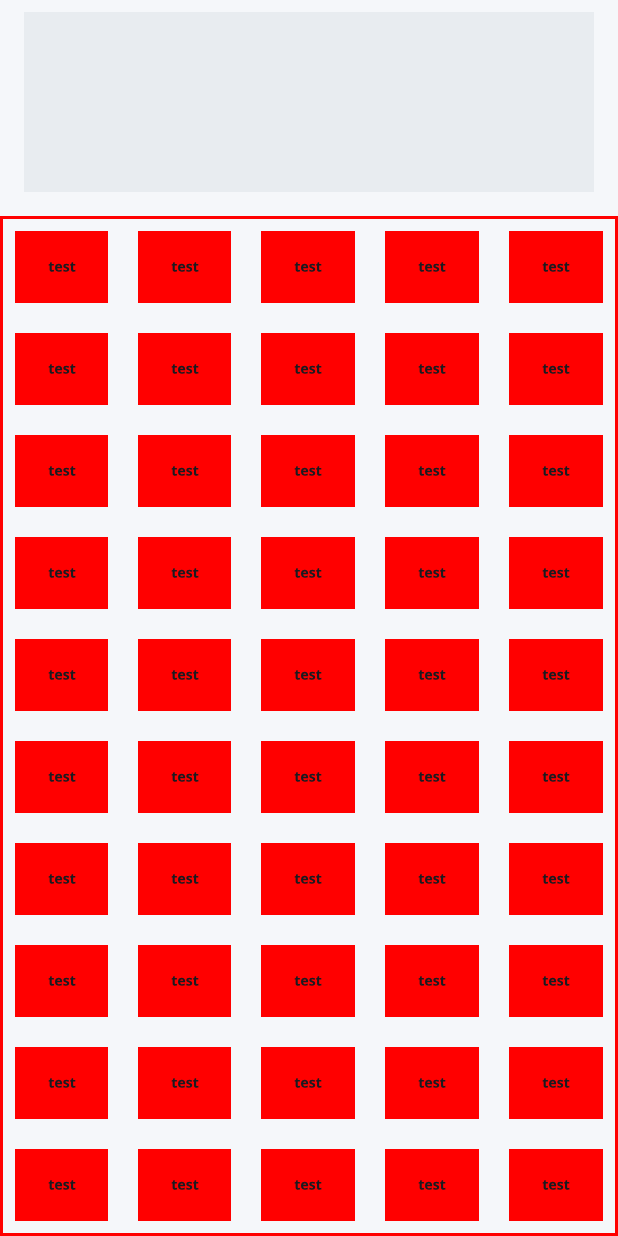
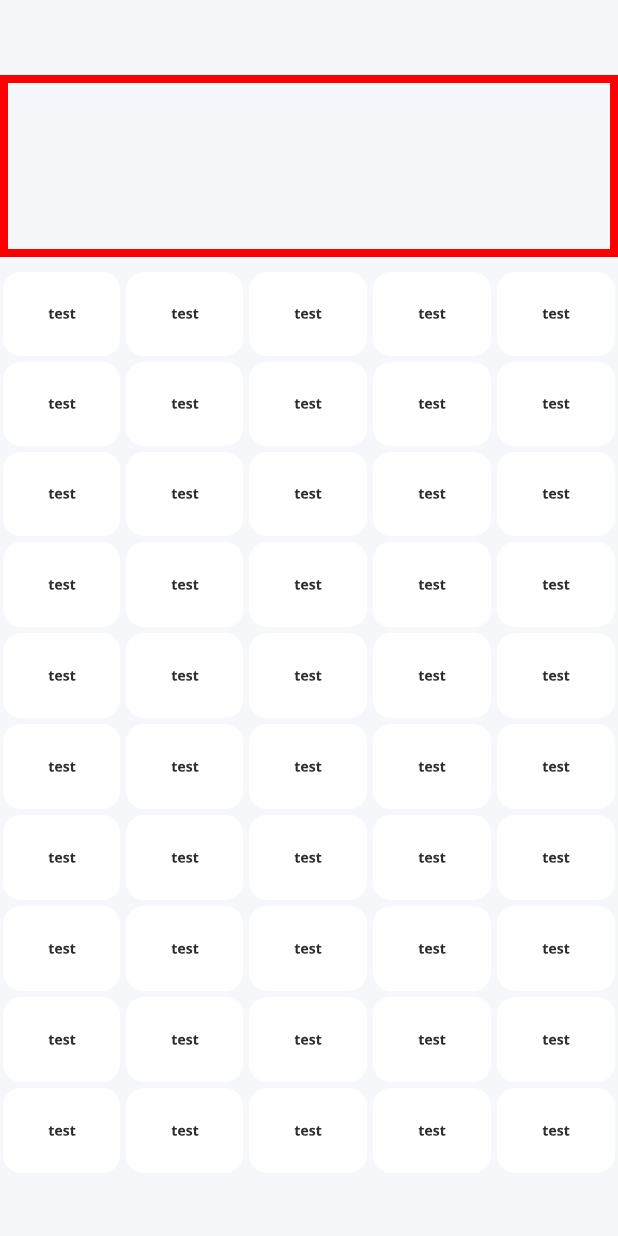
Before and after one commit to MarcusMonteiroDev/calculator, an Android app built with Jetpack Compose: the screen it shows after launch (MainActivity), on a phone screen of 412 x 824 dp. Run offline under Robolectric (Android 15) with nearby library versions, the phone set to English and light mode, and no system bars.

Commit message:
Layout optimization

```diff
--- a/app/src/main/java/com/example/calculator/MainActivity.kt
+++ b/app/src/main/java/com/example/calculator/MainActivity.kt
@@ -16,6 +16,7 @@ import androidx.compose.foundation.background
 import androidx.compose.foundation.border
 import androidx.compose.foundation.clickable
 import androidx.compose.foundation.horizontalScroll
+import androidx.compose.foundation.isSystemInDarkTheme
 import androidx.compose.foundation.layout.Box
 import androidx.compose.foundation.layout.Column
 import androidx.compose.foundation.layout.Row
@@ -23,9 +24,13 @@ import androidx.compose.foundation.layout.Spacer
 import androidx.compose.foundation.layout.fillMaxHeight
 import androidx.compose.foundation.layout.fillMaxWidth
 import androidx.compose.foundation.layout.height
+import androidx.compose.foundation.layout.imePadding
 import androidx.compose.foundation.rememberScrollState
 import androidx.compose.foundation.shape.RoundedCornerShape
+import androidx.compose.material3.ExperimentalMaterial3Api
 import androidx.compose.material3.MaterialTheme
+import androidx.compose.material3.TopAppBar
+import androidx.compose.material3.TopAppBarDefaults
 import androidx.compose.runtime.LaunchedEffect
 import androidx.compose.runtime.getValue
 import androidx.compose.runtime.mutableStateOf
@@ -37,7 +42,9 @@ import androidx.compose.ui.draw.shadow
 import androidx.compose.ui.graphics.Color
 import androidx.compose.ui.res.painterResource
 import androidx.compose.ui.unit.dp
+import com.example.calculator.ui.theme.Dark_Background
 import com.example.calculator.ui.theme.Dark_Button_Number
+import com.example.calculator.ui.theme.Dark_Display
 import com.example.calculator.ui.theme.Light_Background
 import com.example.calculator.ui.theme.Light_Button_Clear
 import com.example.calculator.ui.theme.Light_Button_Number
@@ -50,7 +57,7 @@ class MainActivity : ComponentActivity() {
         setContent {
             CalculatorTheme {
                 Scaffold(modifier = Modifier.fillMaxSize()) { innerPadding ->
-                    Display (
+                    Display(
                         modifier = Modifier.padding(innerPadding)
                     )
                 }
@@ -58,6 +65,7 @@ class MainActivity : ComponentActivity() {
         }
     }
 }
+
 
 @Composable
 fun Greeting(name: String, modifier: Modifier = Modifier) {
@@ -67,20 +75,6 @@ fun Greeting(name: String, modifier: Modifier = Modifier) {
     )
 }
 
-/*
-PLANO
-1 - Separar a construção do layout para que ele seja montado automaticamente da seguinte forma:
-    - Criar um modifier padrão a ser adotado em todos os botões;
-    - Criar uma lista de botões que será iterada para que cada linha se desenhe na tela
-        - Para isso funcionar deve-se fazer uma lista maior que irá representar cada linha e, dentro
-        dessa lista maior, várias listas menores que representam os botões daquela linha
-        - O layout será desenhado iterando sobre a lista principal (responsável pela formação das
-        linhas) e sobre a lista menor (responsável pela geração dos botões individuais).
-2 - Adicionar a lógica aritimética para cada botão:
-    - Cada botão deverá ser caáz de receber uma função que será usada para manipular a lógica
-    do cálculo (usar funções de ordem superior (HOF))
-*/
-
 enum class ButtonCategory {
     NUMBER, OPERATOR, CLEAR, EQUALS
 }
@@ -88,7 +82,7 @@ enum class ButtonCategory {
 data class ButtonMold (
     val symbolId: Int,
     val contentDescription: String,
-    val type: ButtonCategory,
+    val categoryButton: ButtonCategory,
     val onClickAction: (String) -> String
 )
 
@@ -104,12 +98,18 @@ fun Display (modifier: Modifier = Modifier) {
         scrollState.animateScrollTo (scrollState.maxValue)
     }
 
+    // Verifica se o sistema está no modo escuro
+    val isDarkTheme = isSystemInDarkTheme()
+
+    // Define a cor do display e do background
+    val displayColor = if (isDarkTheme) Dark_Display else Light_Display
+    val backgroundColor = if (isDarkTheme) Dark_Background else Light_Background
+
     // Modifier padrão dos botões
     val baseButtonModifier: Modifier = Modifier
         .fillMaxSize()
-        .padding(2.dp) // Adicionar um pequeno espaçamento entre os botões fica ótimo
-        //.shadow(elevation = 5.dp, shape = RoundedCornerShape(15.dp))
-        .clip(RoundedCornerShape(8.dp))
+        .padding(2.dp)
+        .clip(RoundedCornerShape(12.dp))
 
     // Lista de botões
     val buttons = listOf (
@@ -189,16 +189,18 @@ fun Display (modifier: Modifier = Modifier) {
     // Coluna principal de sustentaçao da UI
     Column  (modifier = Modifier
         .fillMaxSize()
-        .background(Light_Background)
+        .imePadding()
+        .background(backgroundColor)
     ) {
-
+        Spacer(modifier = Modifier.height(50.dp))
         // Tela onde aparece os números da calculadora
         Box(
             modifier = Modifier
+                .border(5.dp, Color.Red)
                 .weight(0.2f)
                 .fillMaxWidth()
                 .padding(horizontal = 16.dp, vertical = 8.dp)
-                .background(Light_Display),
+                .background(backgroundColor),
             contentAlignment = Alignment.BottomEnd
         ) {
             Text(
@@ -217,7 +219,6 @@ fun Display (modifier: Modifier = Modifier) {
             modifier = Modifier
                 .weight(1.0f)
                 .fillMaxSize()
-                .border(2.dp, Color.Red)
         ) {
             buttons.forEach { row ->
                 Row(
@@ -230,16 +231,17 @@ fun Display (modifier: Modifier = Modifier) {
                             modifier = baseButtonModifier
                                 .weight(0.1f),
                             symbol = painterResource(element.symbolId),
-                            categoryButton = Color.Red,
+                            categoryButton = element.categoryButton,
                             onClick = { expression = element.onClickAction(expression) })
                     }
                 }
             }
         }
+        Spacer(modifier = Modifier.height(40.dp))
     }
 }
 
-@Preview(showBackground = true)
+@Preview(showBackground = true, showSystemUi = true)
 @Composable
 fun GreetingPreview() {
     CalculatorTheme {
--- a/app/src/main/java/com/example/calculator/UiComponents.kt
+++ b/app/src/main/java/com/example/calculator/UiComponents.kt
@@ -24,6 +24,7 @@ import androidx.compose.foundation.Image
 import androidx.compose.foundation.background
 import androidx.compose.foundation.border
 import androidx.compose.foundation.clickable
+import androidx.compose.foundation.isSystemInDarkTheme
 import androidx.compose.foundation.layout.Arrangement
 import androidx.compose.foundation.layout.Box
 import androidx.compose.foundation.layout.Column
@@ -75,28 +76,67 @@ import androidx.compose.ui.text.input.ImeAction
 import androidx.compose.ui.text.input.KeyboardType
 import androidx.compose.ui.unit.dp
 import androidx.compose.ui.unit.sp
+import com.example.calculator.ui.theme.Dark_Button_Clear
+import com.example.calculator.ui.theme.Dark_Button_Equals
+import com.example.calculator.ui.theme.Dark_Button_Number
+import com.example.calculator.ui.theme.Dark_Button_Operator
+import com.example.calculator.ui.theme.Light_Button_Clear
+import com.example.calculator.ui.theme.Light_Button_Equals
+import com.example.calculator.ui.theme.Light_Button_Number
+import com.example.calculator.ui.theme.Light_Button_Operator
 
 @Composable
 fun Btn(
     modifier: Modifier = Modifier,
     symbol: Painter,
     contentDescription: String? = null,
-    categoryButton: Color,
+    categoryButton: ButtonCategory,
     onClick: () -> Unit
 ) {
+    // Verifica se o tema é claro ou escuro
+    val isDarkTheme = isSystemInDarkTheme()
 
+    // Cor do texto dos botões
+    val iconColor = when (isDarkTheme) {
+        true -> Light_Button_Number
+        false -> Dark_Button_Number
+    }
+
+    // Determina as cores dos componentes
+    val backgroundColor = if (!isDarkTheme) {
+        // Cores do tema claro
+        when (categoryButton) {
+            ButtonCategory.NUMBER -> Light_Button_Number
+            ButtonCategory.CLEAR -> Light_Button_Clear
+            ButtonCategory.EQUALS -> Light_Button_Equals
+            ButtonCategory.OPERATOR -> Light_Button_Operator
+            else -> Color.Black
+        }
+    }
+    else {
+        // Cores do tema escuro
+        when (categoryButton) {
+            ButtonCategory.NUMBER -> Dark_Button_Number
+            ButtonCategory.CLEAR -> Dark_Button_Clear
+            ButtonCategory.EQUALS -> Dark_Button_Equals
+            ButtonCategory.OPERATOR -> Dark_Button_Operator
+            else -> Color.Black
+        }
+    }
 
     // Essa Row vai funcionar como a parte clicável do botão, servindo apenas para a estilização
     // O Button em si não é estilizado pois não fornece amplas opções de estilização
     Box (
         modifier = modifier
             .clickable (onClick = onClick)
-            .padding(8.dp)
-            .background(categoryButton),
+            .background(
+                backgroundColor
+            ),
         contentAlignment = Alignment.Center
     ) {
         Icon (painter = symbol,
             contentDescription = contentDescription,
+            tint = iconColor
             )
     }
 }
--- a/app/src/main/java/com/example/calculator/ui/theme/Color.kt
+++ b/app/src/main/java/com/example/calculator/ui/theme/Color.kt
@@ -18,6 +18,7 @@ val Light_Button_Operator = Color(0xFFD6E6FF)
 val Light_Button_Clear = Color(0xFFFFEADD)
 val Light_Button_Equals = Color(0xFF007BFF)
 
+
 // Tema Escuro
 val Dark_Background = Color(0xFF17181A)
 val Dark_Display = Color(0xFF101112)
```
